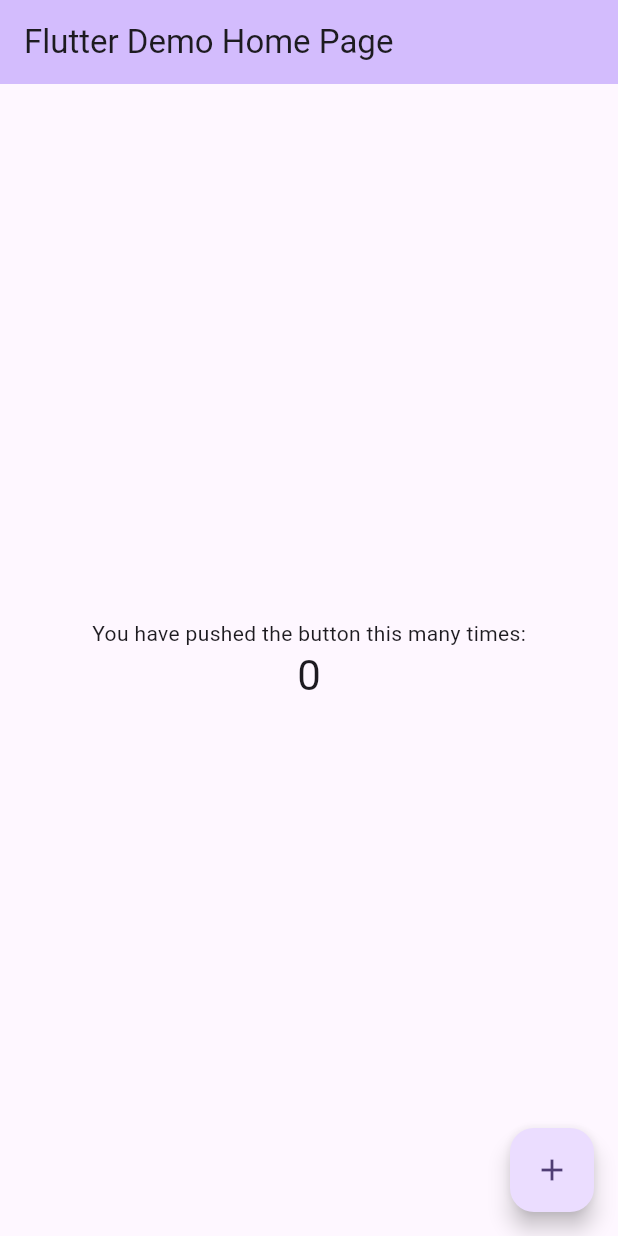
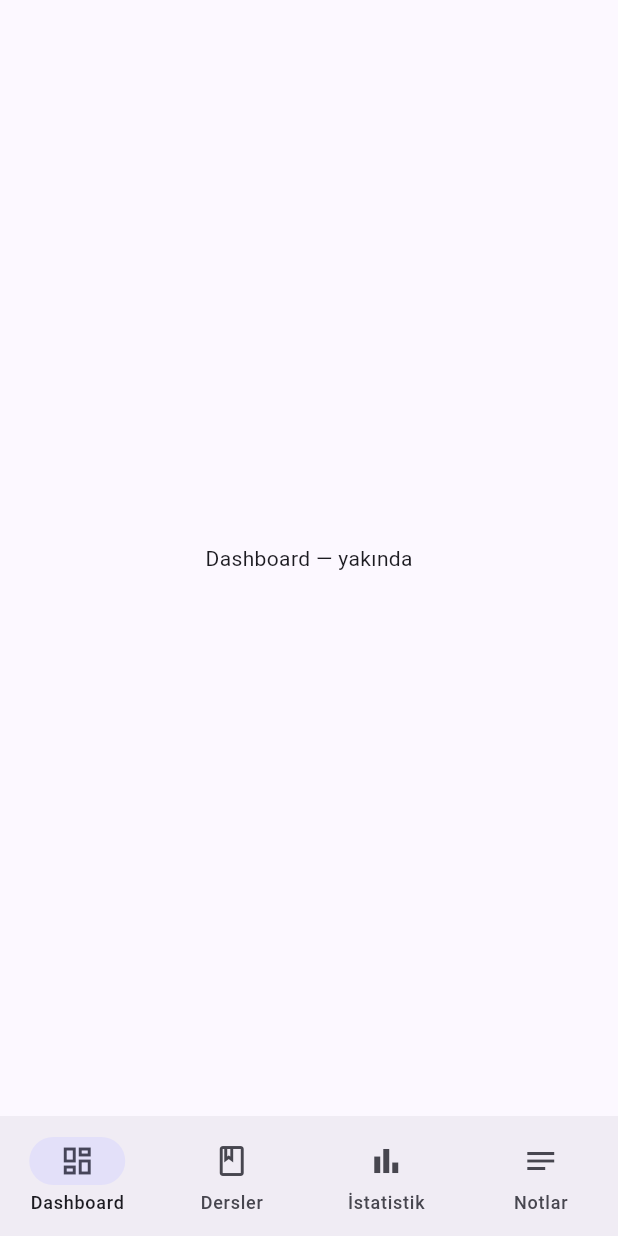
Before and after one commit to omerbayar/study-buddy-for-my-buddies, a Flutter app: the screen it shows after launch, on a phone screen of 412 x 824 dp. Run offline on Flutter 3.47's test engine with Material 3 defaults, Android fonts, the phone set to English and light mode, and no system bars.

Commit message:
feat: theme + adaptive scaffold skeleton
Material 3 light/dark theme with purple seed color. AdaptiveScaffold
uses NavigationRail on wide screens (≥600px) and NavigationBar on
mobile. Four placeholder screens wired up. ThemeProvider in place.

Co-Authored-By: Claude Sonnet 4.6 <noreply@anthropic.com>

```diff
--- /dev/null
+++ b/lib/app/theme.dart
@@ -0,0 +1,36 @@
+import 'package:flutter/material.dart';
+
+class AppTheme {
+  static const _seed = Color(0xFF6C63FF);
+
+  static ThemeData light() => ThemeData(
+        useMaterial3: true,
+        colorScheme: ColorScheme.fromSeed(
+          seedColor: _seed,
+          brightness: Brightness.light,
+        ),
+        navigationBarTheme: const NavigationBarThemeData(
+          labelBehavior: NavigationDestinationLabelBehavior.alwaysShow,
+        ),
+        cardTheme: CardThemeData(
+          elevation: 0,
+          shape: RoundedRectangleBorder(borderRadius: BorderRadius.circular(16)),
+          color: const Color(0xFFF5F5FF),
+        ),
+      );
+
+  static ThemeData dark() => ThemeData(
+        useMaterial3: true,
+        colorScheme: ColorScheme.fromSeed(
+          seedColor: _seed,
+          brightness: Brightness.dark,
+        ),
+        navigationBarTheme: const NavigationBarThemeData(
+          labelBehavior: NavigationDestinationLabelBehavior.alwaysShow,
+        ),
+        cardTheme: CardThemeData(
+          elevation: 0,
+          shape: RoundedRectangleBorder(borderRadius: BorderRadius.circular(16)),
+        ),
+      );
+}
--- a/lib/main.dart
+++ b/lib/main.dart
@@ -1,122 +1,71 @@
 import 'package:flutter/material.dart';
+import 'package:provider/provider.dart';
 
-void main() {
-  runApp(const MyApp());
+import 'app/theme.dart';
+import 'providers/theme_provider.dart';
+import 'screens/dashboard_screen.dart';
+import 'screens/notes_screen.dart';
+import 'screens/stats_screen.dart';
+import 'screens/subjects_screen.dart';
+import 'widgets/adaptive_scaffold.dart';
+
+void main() async {
+  WidgetsFlutterBinding.ensureInitialized();
+  runApp(
+    MultiProvider(
+      providers: [
+        ChangeNotifierProvider(create: (_) => ThemeProvider()),
+      ],
+      child: const StudyBuddyApp(),
+    ),
+  );
 }
 
-class MyApp extends StatelessWidget {
-  const MyApp({super.key});
+class StudyBuddyApp extends StatelessWidget {
+  const StudyBuddyApp({super.key});
 
-  // This widget is the root of your application.
   @override
   Widget build(BuildContext context) {
+    final themeProvider = context.watch<ThemeProvider>();
     return MaterialApp(
-      title: 'Flutter Demo',
-      theme: ThemeData(
-        // This is the theme of your application.
-        //
-        // TRY THIS: Try running your application with "flutter run". You'll see
-        // the application has a purple toolbar. Then, without quitting the app,
-        // try changing the seedColor in the colorScheme below to Colors.green
-        // and then invoke "hot reload" (save your changes or press the "hot
-        // reload" button in a Flutter-supported IDE, or press "r" if you used
-        // the command line to start the app).
-        //
-        // Notice that the counter didn't reset back to zero; the application
-        // state is not lost during the reload. To reset the state, use hot
-        // restart instead.
-        //
-        // This works for code too, not just values: Most code changes can be
-        // tested with just a hot reload.
-        colorScheme: ColorScheme.fromSeed(seedColor: Colors.deepPurple),
-      ),
-      home: const MyHomePage(title: 'Flutter Demo Home Page'),
+      title: 'Study Buddy',
+      debugShowCheckedModeBanner: false,
+      theme: AppTheme.light(),
+      darkTheme: AppTheme.dark(),
+      themeMode: themeProvider.mode,
+      home: const HomeShell(),
     );
   }
 }
 
-class MyHomePage extends StatefulWidget {
-  const MyHomePage({super.key, required this.title});
-
-  // This widget is the home page of your application. It is stateful, meaning
-  // that it has a State object (defined below) that contains fields that affect
-  // how it looks.
-
-  // This class is the configuration for the state. It holds the values (in this
-  // case the title) provided by the parent (in this case the App widget) and
-  // used by the build method of the State. Fields in a Widget subclass are
-  // always marked "final".
-
-  final String title;
-
-  @override
-  State<MyHomePage> createState() => _MyHomePageState();
-}
-
-class _MyHomePageState extends State<MyHomePage> {
-  int _counter = 0;
-
-  void _incrementCounter() {
-    setState(() {
-      // This call to setState tells the Flutter framework that something has
-      // changed in this State, which causes it to rerun the build method below
-      // so that the display can reflect the updated values. If we changed
-      // _counter without calling setState(), then the build method would not be
-      // called again, and so nothing would appear to happen.
-      _counter++;
-    });
-  }
+class HomeShell extends StatelessWidget {
+  const HomeShell({super.key});
 
   @override
   Widget build(BuildContext context) {
-    // This method is rerun every time setState is called, for instance as done
-    // by the _incrementCounter method above.
-    //
-    // The Flutter framework has been optimized to make rerunning build methods
-    // fast, so that you can just rebuild anything that needs updating rather
-    // than having to individually change instances of widgets.
-    return Scaffold(
-      appBar: AppBar(
-        // TRY THIS: Try changing the color here to a specific color (to
-        // Colors.amber, perhaps?) and trigger a hot reload to see the AppBar
-        // change color while the other colors stay the same.
-        backgroundColor: Theme.of(context).colorScheme.inversePrimary,
-        // Here we take the value from the MyHomePage object that was created by
-        // the App.build method, and use it to set our appbar title.
-        title: Text(widget.title),
-      ),
-      body: Center(
-        // Center is a layout widget. It takes a single child and positions it
-        // in the middle of the parent.
-        child: Column(
-          // Column is also a layout widget. It takes a list of children and
-          // arranges them vertically. By default, it sizes itself to fit its
-          // children horizontally, and tries to be as tall as its parent.
-          //
-          // Column has various properties to control how it sizes itself and
-          // how it positions its children. Here we use mainAxisAlignment to
-          // center the children vertically; the main axis here is the vertical
-          // axis because Columns are vertical (the cross axis would be
-          // horizontal).
-          //
-          // TRY THIS: Invoke "debug painting" (choose the "Toggle Debug Paint"
-          // action in the IDE, or press "p" in the console), to see the
-          // wireframe for each widget.
-          mainAxisAlignment: MainAxisAlignment.center,
-          children: <Widget>[
-            const Text('You have pushed the button this many times:'),
-            Text(
-              '$_counter',
-              style: Theme.of(context).textTheme.headlineMedium,
-            ),
-          ],
+    return AdaptiveScaffold(
+      destinations: [
+        NavDestinationConfig(
+          label: 'Dashboard',
+          icon: const Icon(Icons.dashboard_outlined),
+          body: const DashboardScreen(),
         ),
-      ),
-      floatingActionButton: FloatingActionButton(
-        onPressed: _incrementCounter,
-        tooltip: 'Increment',
-        child: const Icon(Icons.add),
-      ), // This trailing comma makes auto-formatting nicer for build methods.
+        NavDestinationConfig(
+          label: 'Dersler',
+          icon: const Icon(Icons.book_outlined),
+          body: const SubjectsScreen(),
+        ),
+        NavDestinationConfig(
+          label: 'İstatistik',
+          icon: const Icon(Icons.bar_chart_outlined),
+          body: const StatsScreen(),
+        ),
+        NavDestinationConfig(
+          label: 'Notlar',
+          icon: const Icon(Icons.notes_outlined),
+          body: const NotesScreen(),
+        ),
+      ],
     );
   }
 }
--- /dev/null
+++ b/lib/providers/theme_provider.dart
@@ -0,0 +1,17 @@
+import 'package:flutter/material.dart';
+
+class ThemeProvider extends ChangeNotifier {
+  ThemeMode _mode = ThemeMode.system;
+
+  ThemeMode get mode => _mode;
+
+  void setMode(ThemeMode mode) {
+    _mode = mode;
+    notifyListeners();
+  }
+
+  void toggle() {
+    _mode = _mode == ThemeMode.dark ? ThemeMode.light : ThemeMode.dark;
+    notifyListeners();
+  }
+}
--- /dev/null
+++ b/lib/screens/dashboard_screen.dart
@@ -0,0 +1,12 @@
+import 'package:flutter/material.dart';
+
+class DashboardScreen extends StatelessWidget {
+  const DashboardScreen({super.key});
+
+  @override
+  Widget build(BuildContext context) {
+    return const Scaffold(
+      body: Center(child: Text('Dashboard — yakında')),
+    );
+  }
+}
--- /dev/null
+++ b/lib/screens/notes_screen.dart
@@ -0,0 +1,12 @@
+import 'package:flutter/material.dart';
+
+class NotesScreen extends StatelessWidget {
+  const NotesScreen({super.key});
+
+  @override
+  Widget build(BuildContext context) {
+    return const Scaffold(
+      body: Center(child: Text('Notlar — yakında')),
+    );
+  }
+}
--- /dev/null
+++ b/lib/screens/stats_screen.dart
@@ -0,0 +1,12 @@
+import 'package:flutter/material.dart';
+
+class StatsScreen extends StatelessWidget {
+  const StatsScreen({super.key});
+
+  @override
+  Widget build(BuildContext context) {
+    return const Scaffold(
+      body: Center(child: Text('İstatistikler — yakında')),
+    );
+  }
+}
--- /dev/null
+++ b/lib/screens/subjects_screen.dart
@@ -0,0 +1,12 @@
+import 'package:flutter/material.dart';
+
+class SubjectsScreen extends StatelessWidget {
+  const SubjectsScreen({super.key});
+
+  @override
+  Widget build(BuildContext context) {
+    return const Scaffold(
+      body: Center(child: Text('Dersler — yakında')),
+    );
+  }
+}
--- /dev/null
+++ b/lib/widgets/adaptive_scaffold.dart
@@ -0,0 +1,83 @@
+import 'package:flutter/material.dart';
+
+class NavDestinationConfig {
+  const NavDestinationConfig({
+    required this.label,
+    required this.icon,
+    required this.body,
+  });
+
+  final String label;
+  final Widget icon;
+  final Widget body;
+}
+
+class AdaptiveScaffold extends StatefulWidget {
+  const AdaptiveScaffold({
+    super.key,
+    required this.destinations,
+    this.initialIndex = 0,
+  });
+
+  final List<NavDestinationConfig> destinations;
+  final int initialIndex;
+
+  @override
+  State<AdaptiveScaffold> createState() => AdaptiveScaffoldState();
+}
+
+class AdaptiveScaffoldState extends State<AdaptiveScaffold> {
+  late int _index;
+
+  @override
+  void initState() {
+    super.initState();
+    _index = widget.initialIndex;
+  }
+
+  void navigateTo(int index) {
+    if (index >= 0 && index < widget.destinations.length) {
+      setState(() => _index = index);
+    }
+  }
+
+  int get currentIndex => _index;
+
+  @override
+  Widget build(BuildContext context) {
+    final useRail = MediaQuery.sizeOf(context).width >= 600;
+
+    if (useRail) {
+      return Scaffold(
+        body: Row(
+          children: [
+            NavigationRail(
+              selectedIndex: _index,
+              onDestinationSelected: (i) => setState(() => _index = i),
+              labelType: NavigationRailLabelType.all,
+              destinations: widget.destinations
+                  .map((d) => NavigationRailDestination(
+                        icon: d.icon,
+                        label: Text(d.label),
+                      ))
+                  .toList(),
+            ),
+            const VerticalDivider(thickness: 1, width: 1),
+            Expanded(child: widget.destinations[_index].body),
+          ],
+        ),
+      );
+    }
+
+    return Scaffold(
+      body: widget.destinations[_index].body,
+      bottomNavigationBar: NavigationBar(
+        selectedIndex: _index,
+        onDestinationSelected: (i) => setState(() => _index = i),
+        destinations: widget.destinations
+            .map((d) => NavigationDestination(icon: d.icon, label: d.label))
+            .toList(),
+      ),
+    );
+  }
+}
```
Also changed, not shown: 1 other file.
